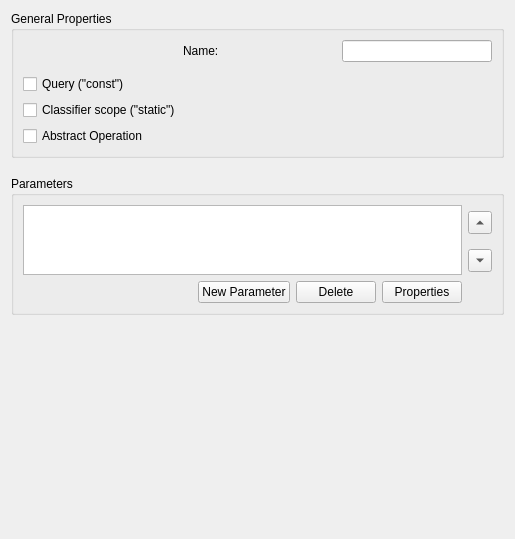
First picture: the form in umbrello/dialogs/umloperationdialog.ui, repository KDE/umbrello, before the edit.
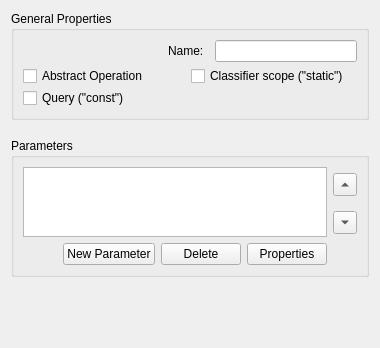
Second picture: the form after the edit. Custom widgets are drawn as their Qt base class.

Commit message: Fix layout issues

Diff of the .ui file:
```diff
--- a/umbrello/dialogs/umloperationdialog.ui
+++ b/umbrello/dialogs/umloperationdialog.ui
@@ -6,24 +6,46 @@
    <rect>
     <x>0</x>
     <y>0</y>
-    <width>515</width>
-    <height>539</height>
+    <width>380</width>
+    <height>348</height>
    </rect>
   </property>
   <property name="windowTitle">
    <string>Form</string>
   </property>
-  <layout class="QVBoxLayout" name="verticalLayout_2">
-   <item>
+  <layout class="QGridLayout" name="gridLayout">
+   <item row="2" column="0">
+    <widget class="DocumentationWidget" name="documentationWidget" native="true"/>
+   </item>
+   <item row="1" column="0">
+    <widget class="VisibilityEnumWidget" name="visibilityWidget" native="true"/>
+   </item>
+   <item row="4" column="0">
+    <spacer name="verticalSpacer">
+     <property name="orientation">
+      <enum>Qt::Vertical</enum>
+     </property>
+     <property name="sizeHint" stdset="0">
+      <size>
+       <width>20</width>
+       <height>40</height>
+      </size>
+     </property>
+    </spacer>
+   </item>
+   <item row="0" column="0">
     <widget class="QGroupBox" name="groupBox">
      <property name="title">
       <string>General Properties</string>
      </property>
-     <layout class="QGridLayout" name="gridLayout">
+     <layout class="QGridLayout" name="gridLayout_3">
+      <property name="spacing">
+       <number>2</number>
+      </property>
       <item row="0" column="0">
-       <layout class="QHBoxLayout" name="horizontalLayout">
+       <layout class="QHBoxLayout" name="horizontalLayout_3">
         <property name="spacing">
-         <number>10</number>
+         <number>2</number>
         </property>
         <item>
          <widget class="UMLDatatypeWidget" name="dataTypeWidget" native="true">
@@ -43,6 +65,12 @@
             <verstretch>0</verstretch>
            </sizepolicy>
           </property>
+          <property name="maximumSize">
+           <size>
+            <width>45</width>
+            <height>16777215</height>
+           </size>
+          </property>
           <property name="text">
            <string>Name:</string>
           </property>
@@ -51,7 +79,7 @@
         <item>
          <widget class="QLineEdit" name="nameLE">
           <property name="sizePolicy">
-           <sizepolicy hsizetype="Minimum" vsizetype="Preferred">
+           <sizepolicy hsizetype="Preferred" vsizetype="Fixed">
             <horstretch>0</horstretch>
             <verstretch>0</verstretch>
            </sizepolicy>
@@ -60,6 +88,13 @@
         </item>
        </layout>
       </item>
+      <item row="3" column="0">
+       <widget class="QCheckBox" name="queryConstCB">
+        <property name="text">
+         <string>Query (&quot;const&quot;)</string>
+        </property>
+       </widget>
+      </item>
       <item row="1" column="0">
        <layout class="QHBoxLayout" name="horizontalLayout_4">
         <item>
@@ -75,21 +110,7 @@
        </layout>
       </item>
       <item row="2" column="0">
-       <layout class="QVBoxLayout" name="verticalLayout">
-        <item>
-         <widget class="QCheckBox" name="queryConstCB">
-          <property name="text">
-           <string>Query (&quot;const&quot;)</string>
-          </property>
-         </widget>
-        </item>
-        <item>
-         <widget class="QCheckBox" name="classifierScopeCB">
-          <property name="text">
-           <string>Classifier scope (&quot;static&quot;)</string>
-          </property>
-         </widget>
-        </item>
+       <layout class="QHBoxLayout" name="horizontalLayout">
         <item>
          <widget class="QCheckBox" name="abstractCB">
           <property name="text">
@@ -97,18 +118,19 @@
           </property>
          </widget>
         </item>
+        <item>
+         <widget class="QCheckBox" name="classifierScopeCB">
+          <property name="text">
+           <string>Classifier scope (&quot;static&quot;)</string>
+          </property>
+         </widget>
+        </item>
        </layout>
       </item>
      </layout>
     </widget>
    </item>
-   <item>
-    <widget class="VisibilityEnumWidget" name="visibilityWidget" native="true"/>
-   </item>
-   <item>
-    <widget class="DocumentationWidget" name="documentationWidget" native="true"/>
-   </item>
-   <item>
+   <item row="3" column="0">
     <widget class="QGroupBox" name="groupBox_2">
      <property name="title">
       <string>Parameters</string>
@@ -185,19 +207,6 @@
      </layout>
     </widget>
    </item>
-   <item>
-    <spacer name="verticalSpacer">
-     <property name="orientation">
-      <enum>Qt::Vertical</enum>
-     </property>
-     <property name="sizeHint" stdset="0">
-      <size>
-       <width>20</width>
-       <height>40</height>
-      </size>
-     </property>
-    </spacer>
-   </item>
   </layout>
  </widget>
  <customwidgets>
```
Left out of the diff: 20 changed lines with no effect on the pictures. The commit also changes 1 other file.
